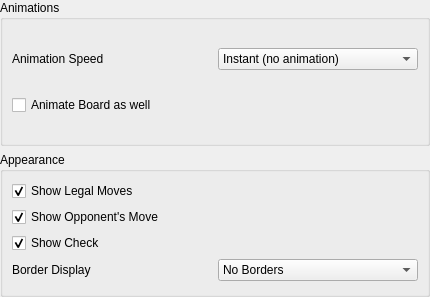
Qt form src/prefs_base.ui (KDE/knights) before a commit.
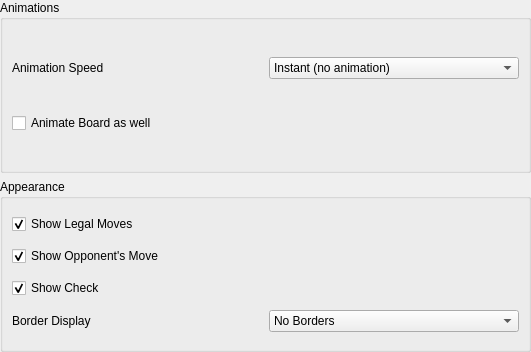
The same form after that commit. Custom widgets are drawn as their Qt base class.

Patch:
```diff
--- a/src/prefs_base.ui
+++ b/src/prefs_base.ui
@@ -6,8 +6,8 @@
    <rect>
     <x>0</x>
     <y>0</y>
-    <width>430</width>
-    <height>297</height>
+    <width>531</width>
+    <height>352</height>
    </rect>
   </property>
   <layout class="QVBoxLayout" name="verticalLayout">
```
